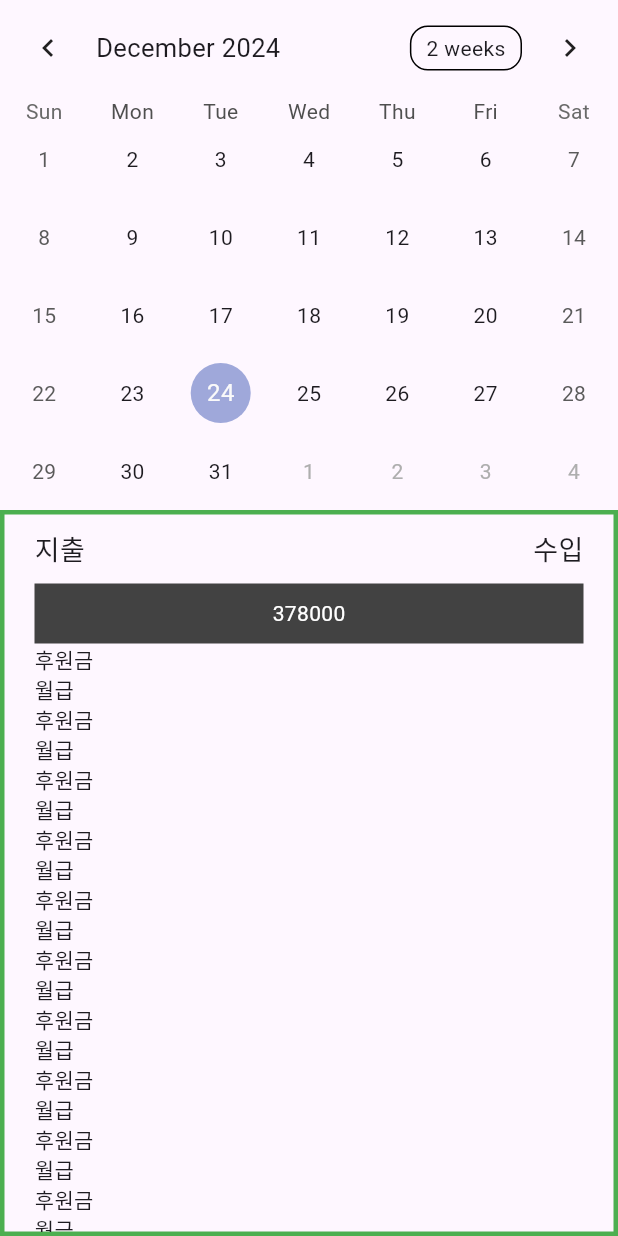
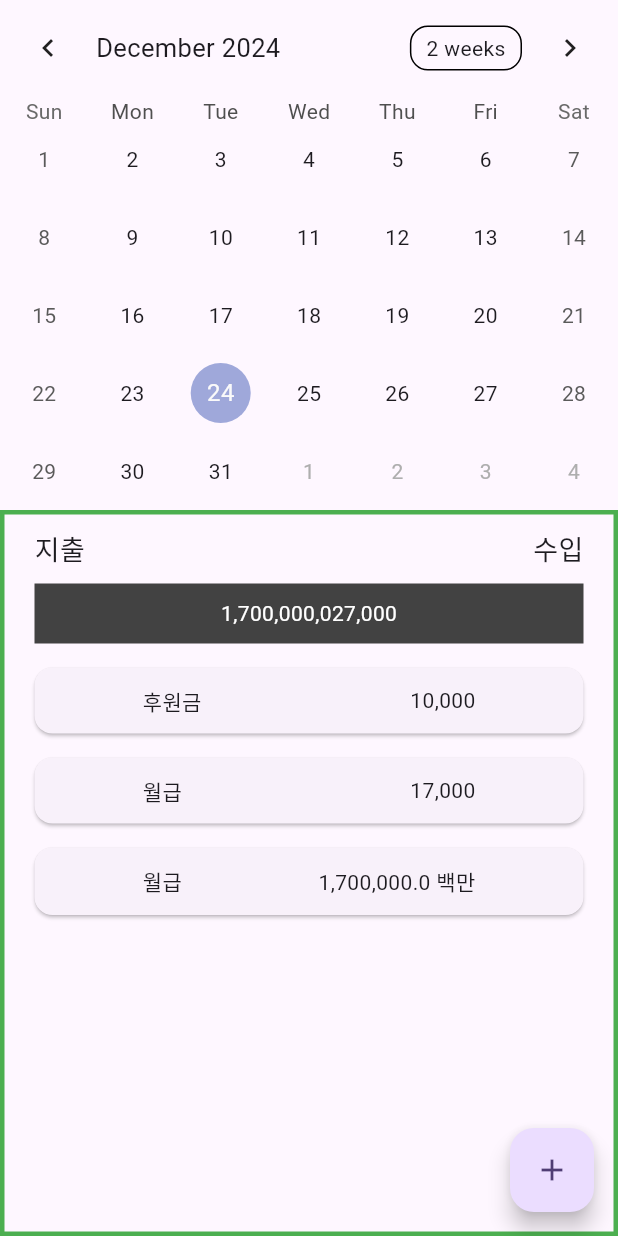
Before and after one commit to Chunws13/AccountBook, a Flutter app: the screen it shows after launch, after a tap on "수입", on a phone screen of 412 x 824 dp. Run offline on Flutter 3.47's test engine with Material 3 defaults, Android fonts, the phone set to English and light mode, and no system bars; drawn by our look-alikes of table_calendar.

Commit message:
생성 기능 추가 중

```diff
--- a/lib/main.dart
+++ b/lib/main.dart
@@ -12,15 +12,12 @@ class MyApp extends StatelessWidget {
   @override
   Widget build(BuildContext context) {
     return MaterialApp(
-        title: 'Account Book',
-        theme: ThemeData(
-          colorScheme: ColorScheme.fromSeed(seedColor: Colors.deepPurple),
-          useMaterial3: true,
-        ),
-        home: Scaffold(
-            // appBar: AppBar(title: Text('Account Book')),
-            body: SafeArea(
-          child: CalendarAccount(),
-        )));
+      title: 'Account Book',
+      theme: ThemeData(
+        colorScheme: ColorScheme.fromSeed(seedColor: Colors.deepPurple),
+        useMaterial3: true,
+      ),
+      home: CalendarAccount(),
+    );
   }
 }
--- a/lib/screens/calendarAccount/account_view.dart
+++ b/lib/screens/calendarAccount/account_view.dart
@@ -1,4 +1,5 @@
 import 'package:flutter/material.dart';
+import 'package:intl/intl.dart';
 
 class Account extends StatefulWidget {
   const Account({super.key});
@@ -9,42 +10,35 @@ class Account extends StatefulWidget {
 
 class _Account extends State<Account> {
   bool initValue = true;
+  final formatter = NumberFormat('#,##0', 'ko_KR');
 
   List<Map<String, int>> expense = [
     {'교통비': 1000},
-    {'점심값': 10000}
+    {'점심값': 10000},
+    {'글자를 이렇게 너무 많이 적어서 넘치게 되면 어떻게 되는지 알아볼까요?': 0}
   ];
 
   List<Map<String, int>> reveneu = [
     {'후원금': 10000},
     {'월급': 17000},
-    {'후원금': 10000},
-    {'월급': 17000},
-    {'후원금': 10000},
-    {'월급': 17000},
-    {'후원금': 10000},
-    {'월급': 17000},
-    {'후원금': 10000},
-    {'월급': 17000},
-    {'후원금': 10000},
-    {'월급': 17000},
-    {'후원금': 10000},
-    {'월급': 17000},
-    {'후원금': 10000},
-    {'월급': 17000},
-    {'후원금': 10000},
-    {'월급': 17000},
-    {'후원금': 10000},
-    {'월급': 17000},
-    {'후원금': 10000},
-    {'월급': 17000},
-    {'후원금': 10000},
-    {'월급': 17000},
-    {'후원금': 10000},
-    {'월급': 17000},
-    {'후원금': 10000},
-    {'월급': 17000},
+    {'월급': 1700000000000},
   ];
+
+  String truncateText(String text) {
+    if (text.length > 10) {
+      return '${text.substring(0, 10)}...';
+    }
+    return text;
+  }
+
+  String truncateInt(num reveneu) {
+    if (reveneu > 1000000) {
+      String million = formatter.format(reveneu ~/ 1000000);
+      num remain = reveneu % 1000000;
+      return '$million.$remain 백만';
+    }
+    return formatter.format(reveneu);
+  }
 
   @override
   Widget build(BuildContext context) {
@@ -98,17 +92,18 @@ class _Account extends State<Account> {
             ),
           ),
           Container(
+            margin: EdgeInsets.only(bottom: 8),
             width: double.infinity,
             decoration: BoxDecoration(color: Colors.grey[800]),
             alignment: Alignment.center,
             padding: EdgeInsets.symmetric(vertical: 10),
             child: initValue
                 ? Text(
-                    expenseSum.toString(),
+                    formatter.format(expenseSum),
                     style: TextStyle(color: Colors.white),
                   )
                 : Text(
-                    revenueSum.toString(),
+                    formatter.format(revenueSum),
                     style: TextStyle(color: Colors.white),
                   ),
           ),
@@ -117,7 +112,26 @@ class _Account extends State<Account> {
                   itemCount: initValue ? expense.length : reveneu.length,
                   itemBuilder: (context, index) {
                     final item = initValue ? expense[index] : reveneu[index];
-                    return Text(item.keys.first);
+                    return Card(
+                      margin: EdgeInsets.symmetric(vertical: 8),
+                      child: Padding(
+                        padding: const EdgeInsets.all(12),
+                        child: Container(
+                          margin: EdgeInsets.symmetric(horizontal: 60),
+                          child: Row(
+                            mainAxisAlignment: MainAxisAlignment.spaceBetween,
+                            children: [
+                              Text(
+                                truncateText(item.keys.first),
+                              ),
+                              Text(
+                                truncateInt(item.values.first),
+                              ),
+                            ],
+                          ),
+                        ),
+                      ),
+                    );
                   }))
         ],
       ),
--- a/lib/screens/calendarAccount/calendar_account.dart
+++ b/lib/screens/calendarAccount/calendar_account.dart
@@ -1,14 +1,29 @@
 import 'package:flutter/material.dart';
 import 'account_view.dart';
-import 'calendarView.dart';
+import 'calendar_view.dart';
+import '../createScreen/create_view.dart';
 
 class CalendarAccount extends StatelessWidget {
   const CalendarAccount({super.key});
 
   @override
   Widget build(BuildContext context) {
-    return Column(
-      children: [CalendarView(), Expanded(flex: 1, child: Account())],
+    return Scaffold(
+      body: SafeArea(
+        child: Column(
+          children: [
+            CalendarView(),
+            Expanded(flex: 1, child: Account()),
+          ],
+        ),
+      ),
+      floatingActionButton: FloatingActionButton(
+        onPressed: () {
+          Navigator.push(
+              context, MaterialPageRoute(builder: (context) => CreateScreen()));
+        },
+        child: Icon(Icons.add),
+      ),
     );
   }
 }
--- /dev/null
+++ b/lib/screens/createScreen/create_view.dart
@@ -0,0 +1,35 @@
+import 'package:flutter/material.dart';
+
+class CreateScreen extends StatelessWidget {
+  const CreateScreen({super.key});
+
+  @override
+  Widget build(BuildContext context) {
+    return Scaffold(
+      body: SafeArea(
+          child: Column(
+        children: [
+          SelectTag(),
+        ],
+      )),
+    );
+  }
+}
+
+class SelectTag extends StatefulWidget {
+  const SelectTag({super.key});
+
+  @override
+  State<SelectTag> createState() => _SelectTag();
+}
+
+class _SelectTag extends State<SelectTag> {
+  @override
+  Widget build(BuildContext context) {
+    return Row(children: [
+      Text("의류"),
+      Text("식사사"),
+      Text("주거"),
+    ]);
+  }
+}
--- a/pubspec.yaml
+++ b/pubspec.yaml
@@ -12,6 +12,7 @@ dependencies:
   flutter:
     sdk: flutter
   table_calendar: ^3.0.6
+  intl: ^0.18.0
 
   english_words: ^4.0.0
   provider: ^6.0.0
```
Also changed, not shown: lib/screens/calendarAccount/calendar_view.dart (renamed from lib/screens/calendarAccount/calendarView.dart), pubspec.lock.
